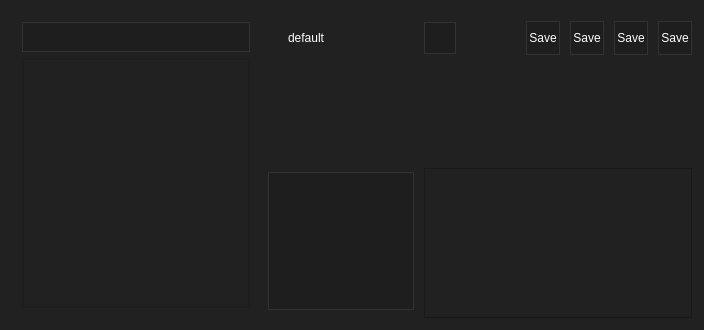
Above: mainwindow.ui from Hades2001/keyBoard before the change. Below: the same form after it.
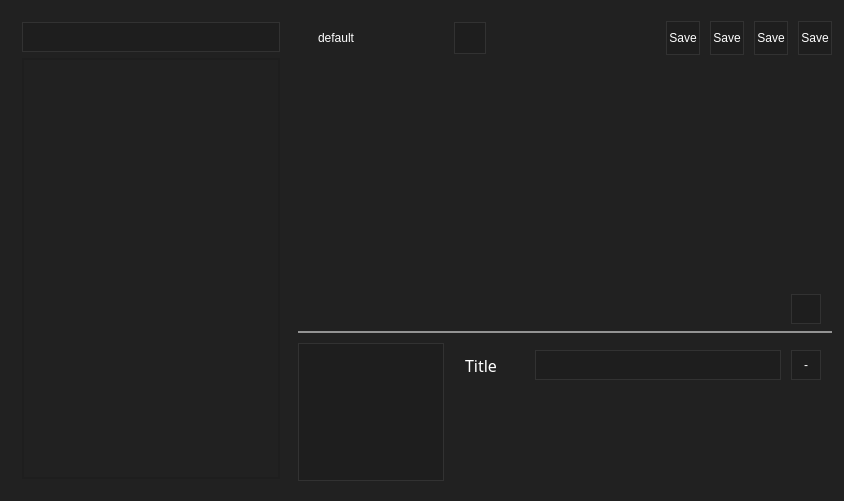
That is the form after the change. Icons and pictures are not drawn. Custom widgets are drawn as their Qt base class.

The edit to the form file:
```diff
--- a/mainwindow.ui
+++ b/mainwindow.ui
@@ -6,8 +6,8 @@
    <rect>
     <x>0</x>
     <y>0</y>
-    <width>704</width>
-    <height>316</height>
+    <width>844</width>
+    <height>501</height>
    </rect>
   </property>
   <property name="windowTitle">
@@ -28,13 +28,13 @@
       </property>
       <property name="minimumSize">
        <size>
-        <width>250</width>
+        <width>280</width>
         <height>0</height>
        </size>
       </property>
       <property name="maximumSize">
        <size>
-        <width>250</width>
+        <width>280</width>
         <height>16777215</height>
        </size>
       </property>
@@ -78,7 +78,7 @@
           <string/>
          </property>
          <property name="alignment">
-          <set>Qt::AlignRight|Qt::AlignTrailing|Qt::AlignVCenter</set>
+          <set>Qt::AlignLeading|Qt::AlignLeft|Qt::AlignVCenter</set>
          </property>
         </widget>
        </item>
@@ -158,6 +158,18 @@
          <property name="alternatingRowColors">
           <bool>false</bool>
          </property>
+         <property name="iconSize">
+          <size>
+           <width>30</width>
+           <height>30</height>
+          </size>
+         </property>
+         <property name="textElideMode">
+          <enum>Qt::ElideLeft</enum>
+         </property>
+         <property name="verticalScrollMode">
+          <enum>QAbstractItemView::ScrollPerPixel</enum>
+         </property>
          <property name="headerHidden">
           <bool>true</bool>
          </property>
@@ -193,7 +205,7 @@
       </property>
       <layout class="QVBoxLayout" name="verticalLayout">
        <property name="spacing">
-        <number>-1</number>
+        <number>6</number>
        </property>
        <property name="leftMargin">
         <number>1</number>
@@ -229,7 +241,7 @@
          </property>
          <layout class="QHBoxLayout" name="horizontalLayout">
           <property name="spacing">
-           <number>-1</number>
+           <number>6</number>
           </property>
           <property name="leftMargin">
            <number>0</number>
@@ -582,6 +594,126 @@
          </property>
         </widget>
        </item>
+       <item>
+        <widget class="QWidget" name="horizontalWidget" native="true">
+         <layout class="QHBoxLayout" name="horizontalLayout_6">
+          <property name="spacing">
+           <number>10</number>
+          </property>
+          <property name="topMargin">
+           <number>1</number>
+          </property>
+          <property name="bottomMargin">
+           <number>1</number>
+          </property>
+          <item>
+           <widget class="QLabel" name="lab_describe">
+            <property name="font">
+             <font>
+              <family>华文细黑</family>
+              <pointsize>13</pointsize>
+              <weight>75</weight>
+              <bold>true</bold>
+             </font>
+            </property>
+            <property name="styleSheet">
+             <string notr="true">color: rgb(255, 255, 255);</string>
+            </property>
+            <property name="text">
+             <string/>
+            </property>
+           </widget>
+          </item>
+          <item>
+           <spacer name="horizontalSpacer_2">
+            <property name="orientation">
+             <enum>Qt::Horizontal</enum>
+            </property>
+            <property name="sizeType">
+             <enum>QSizePolicy::Fixed</enum>
+            </property>
+            <property name="sizeHint" stdset="0">
+             <size>
+              <width>100</width>
+              <height>20</height>
+             </size>
+            </property>
+           </spacer>
+          </item>
+          <item>
+           <widget class="QPushButton" name="pushButton">
+            <property name="sizePolicy">
+             <sizepolicy hsizetype="Minimum" vsizetype="Fixed">
+              <horstretch>0</horstretch>
+              <verstretch>0</verstretch>
+             </sizepolicy>
+            </property>
+            <property name="minimumSize">
+             <size>
+              <width>30</width>
+              <height>30</height>
+             </size>
+            </property>
+            <property name="maximumSize">
+             <size>
+              <width>30</width>
+              <height>30</height>
+             </size>
+            </property>
+            <property name="styleSheet">
+             <string notr="true">QPushButton{
+	color: rgb(255, 255, 255);
+	background-color: rgb(30, 30, 30);
+	border:1px solid rgb(50,50,50);
+	padding:4px;
+	image: url(:/icons/icon/delete.png);
+}
+QPushButton:hover{
+
+	border:1px solid rgb(255,200,0);
+	color: rgb(255, 255, 255);
+}
+QPushButton:pressed{
+	background-color: rgb(255, 200, 0);
+	color: rgb(30, 30, 30);
+}</string>
+            </property>
+            <property name="text">
+             <string/>
+            </property>
+           </widget>
+          </item>
+         </layout>
+        </widget>
+       </item>
+       <item>
+        <widget class="QLabel" name="label_2">
+         <property name="sizePolicy">
+          <sizepolicy hsizetype="Preferred" vsizetype="Fixed">
+           <horstretch>0</horstretch>
+           <verstretch>0</verstretch>
+          </sizepolicy>
+         </property>
+         <property name="minimumSize">
+          <size>
+           <width>0</width>
+           <height>2</height>
+          </size>
+         </property>
+         <property name="maximumSize">
+          <size>
+           <width>16777215</width>
+           <height>2</height>
+          </size>
+         </property>
+         <property name="styleSheet">
+          <string notr="true">background-color: rgb(147, 147, 147);</string>
+         </property>
+         <property name="text">
+          <string/>
+         </property>
+        </widget>
+       </item>
        <item>
         <widget class="QWidget" name="horizontalWidget_2" native="true">
          <property name="maximumSize">
@@ -592,7 +724,7 @@
          </property>
          <layout class="QHBoxLayout" name="horizontalLayout_2">
           <property name="spacing">
-           <number>-1</number>
+           <number>6</number>
           </property>
           <property name="leftMargin">
            <number>0</number>
@@ -643,38 +775,215 @@
            </widget>
           </item>
           <item>
-           <widget class="QScrollArea" name="scrollArea">
-            <property name="enabled">
-             <bool>true</bool>
-            </property>
-            <property name="sizePolicy">
-             <sizepolicy hsizetype="Preferred" vsizetype="Preferred">
-              <horstretch>0</horstretch>
-              <verstretch>0</verstretch>
-             </sizepolicy>
-            </property>
-            <property name="minimumSize">
-             <size>
-              <width>0</width>
-              <height>0</height>
-             </size>
-            </property>
-            <property name="styleSheet">
-             <string notr="true"/>
-            </property>
-            <property name="widgetResizable">
-             <bool>true</bool>
-            </property>
-            <widget class="QWidget" name="scrollAreaWidgetContents">
-             <property name="geometry">
-              <rect>
-               <x>0</x>
-               <y>0</y>
-               <width>252</width>
-               <height>148</height>
-              </rect>
-             </property>
-            </widget>
+           <widget class="QWidget" name="verticalWidget" native="true">
+            <layout class="QVBoxLayout" name="verticalLayout_2">
+             <item>
+              <widget class="QWidget" name="horizontalWidget_2" native="true">
+               <property name="sizePolicy">
+                <sizepolicy hsizetype="Preferred" vsizetype="Fixed">
+                 <horstretch>0</horstretch>
+                 <verstretch>0</verstretch>
+                </sizepolicy>
+               </property>
+               <property name="minimumSize">
+                <size>
+                 <width>0</width>
+                 <height>30</height>
+                </size>
+               </property>
+               <property name="maximumSize">
+                <size>
+                 <width>16777215</width>
+                 <height>30</height>
+                </size>
+               </property>
+               <layout class="QHBoxLayout" name="horizontalLayout_9">
+                <property name="spacing">
+                 <number>0</number>
+                </property>
+                <property name="leftMargin">
+                 <number>0</number>
+                </property>
+                <property name="topMargin">
+                 <number>0</number>
+                </property>
+                <property name="rightMargin">
+                 <number>0</number>
+                </property>
+                <property name="bottomMargin">
+                 <number>0</number>
+                </property>
+                <item>
+                 <widget class="QLabel" name="label_3">
+                  <property name="minimumSize">
+                   <size>
+                    <width>60</width>
+                    <height>0</height>
+                   </size>
+                  </property>
+                  <property name="font">
+                   <font>
+                    <family>Bahnschrift Light</family>
+                    <pointsize>12</pointsize>
+                   </font>
+                  </property>
+                  <property name="styleSheet">
+                   <string notr="true">color: rgb(255, 255, 255);</string>
+                  </property>
+                  <property name="text">
+                   <string>Title</string>
+                  </property>
+                 </widget>
+                </item>
+                <item>
+                 <spacer name="horizontalSpacer_3">
+                  <property name="orientation">
+                   <enum>Qt::Horizontal</enum>
+                  </property>
+                  <property name="sizeType">
+                   <enum>QSizePolicy::Fixed</enum>
+                  </property>
+                  <property name="sizeHint" stdset="0">
+                   <size>
+                    <width>10</width>
+                    <height>20</height>
+                   </size>
+                  </property>
+                 </spacer>
+                </item>
+                <item>
+                 <widget class="QLineEdit" name="lineEdit_2">
+                  <property name="sizePolicy">
+                   <sizepolicy hsizetype="Expanding" vsizetype="Fixed">
+                    <horstretch>0</horstretch>
+                    <verstretch>30</verstretch>
+                   </sizepolicy>
+                  </property>
+                  <property name="maximumSize">
+                   <size>
+                    <width>16777215</width>
+                    <height>30</height>
+                   </size>
+                  </property>
+                  <property name="focusPolicy">
+                   <enum>Qt::ClickFocus</enum>
+                  </property>
+                  <property name="styleSheet">
+                   <string notr="true">QLineEdit
+{
+	color: rgb(255, 255, 255);
+	background-color: rgb(30, 30, 30);
+	border:1px solid rgb(50,50,50);
+}
+QLineEdit:hover
+{
+	border:1px solid rgb(255,200,0);
+}
+
+QLineEdit:selected:active
+{
+border:1px solid rgb(255,200,0);
+}
+</string>
+                  </property>
+                 </widget>
+                </item>
+                <item>
+                 <spacer name="horizontalSpacer_4">
+                  <property name="orientation">
+                   <enum>Qt::Horizontal</enum>
+                  </property>
+                  <property name="sizeType">
+                   <enum>QSizePolicy::Fixed</enum>
+                  </property>
+                  <property name="sizeHint" stdset="0">
+                   <size>
+                    <width>10</width>
+                    <height>20</height>
+                   </size>
+                  </property>
+                 </spacer>
+                </item>
+                <item>
+                 <widget class="QPushButton" name="pushButton_2">
+                  <property name="sizePolicy">
+                   <sizepolicy hsizetype="Fixed" vsizetype="Fixed">
+                    <horstretch>0</horstretch>
+                    <verstretch>0</verstretch>
+                   </sizepolicy>
+                  </property>
+                  <property name="minimumSize">
+                   <size>
+                    <width>30</width>
+                    <height>30</height>
+                   </size>
+                  </property>
+                  <property name="maximumSize">
+                   <size>
+                    <width>30</width>
+                    <height>30</height>
+                   </size>
+                  </property>
+                  <property name="styleSheet">
+                   <string notr="true">QPushButton{
+	color: rgb(255, 255, 255);
+	background-color: rgb(30, 30, 30);
+	border:1px solid rgb(50,50,50);
+}
+QPushButton:hover{
+
+	border:1px solid rgb(255,200,0);
+	color: rgb(255, 255, 255);
+}
+QPushButton:pressed{
+	background-color: rgb(255, 200, 0);
+	color: rgb(30, 30, 30);
+}</string>
+                  </property>
+                  <property name="text">
+                   <string>-</string>
+                  </property>
+                 </widget>
+                </item>
+               </layout>
+              </widget>
+             </item>
+             <item>
+              <widget class="QScrollArea" name="scrollArea">
+               <property name="enabled">
+                <bool>true</bool>
+               </property>
+               <property name="sizePolicy">
+                <sizepolicy hsizetype="Preferred" vsizetype="Preferred">
+                 <horstretch>0</horstretch>
+                 <verstretch>0</verstretch>
+                </sizepolicy>
+               </property>
+               <property name="minimumSize">
+                <size>
+                 <width>0</width>
+                 <height>0</height>
+                </size>
+               </property>
+               <property name="styleSheet">
+                <string notr="true">border:transparent;  </string>
+               </property>
+               <property name="widgetResizable">
+                <bool>true</bool>
+               </property>
+               <widget class="QWidget" name="scrollAreaWidgetContents">
+                <property name="geometry">
+                 <rect>
+                  <x>0</x>
+                  <y>0</y>
+                  <width>380</width>
+                  <height>112</height>
+                 </rect>
+                </property>
+               </widget>
+              </widget>
+             </item>
+            </layout>
            </widget>
           </item>
          </layout>
```
Left out of the diff: 4 changed lines with no effect on the pictures.
